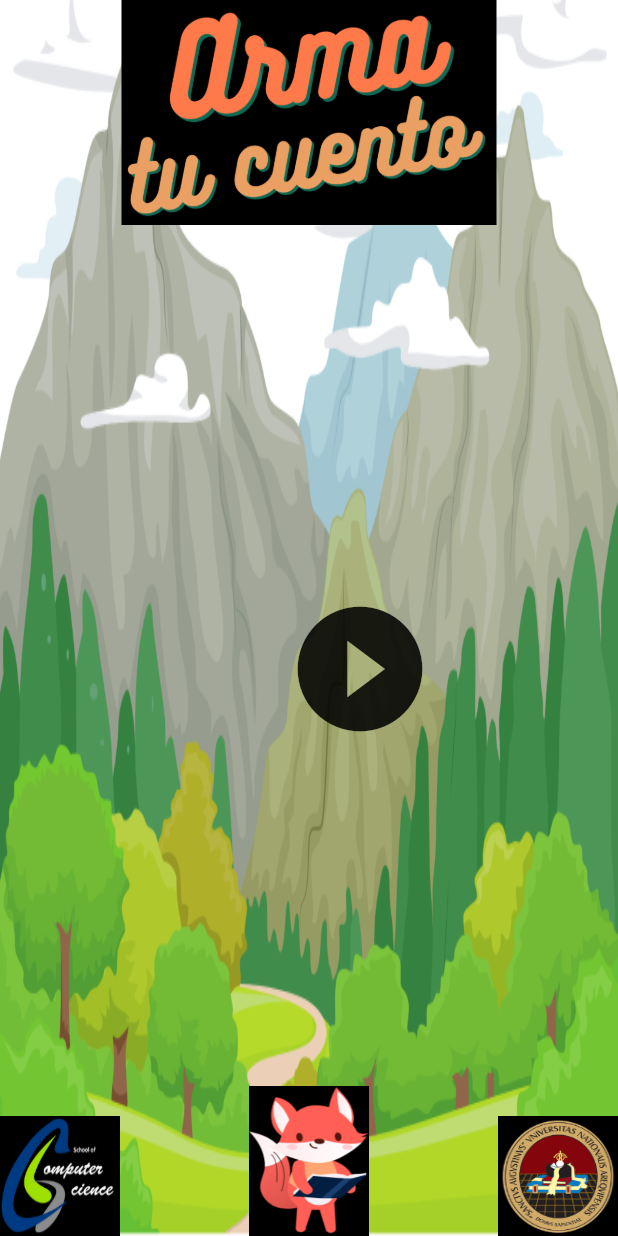
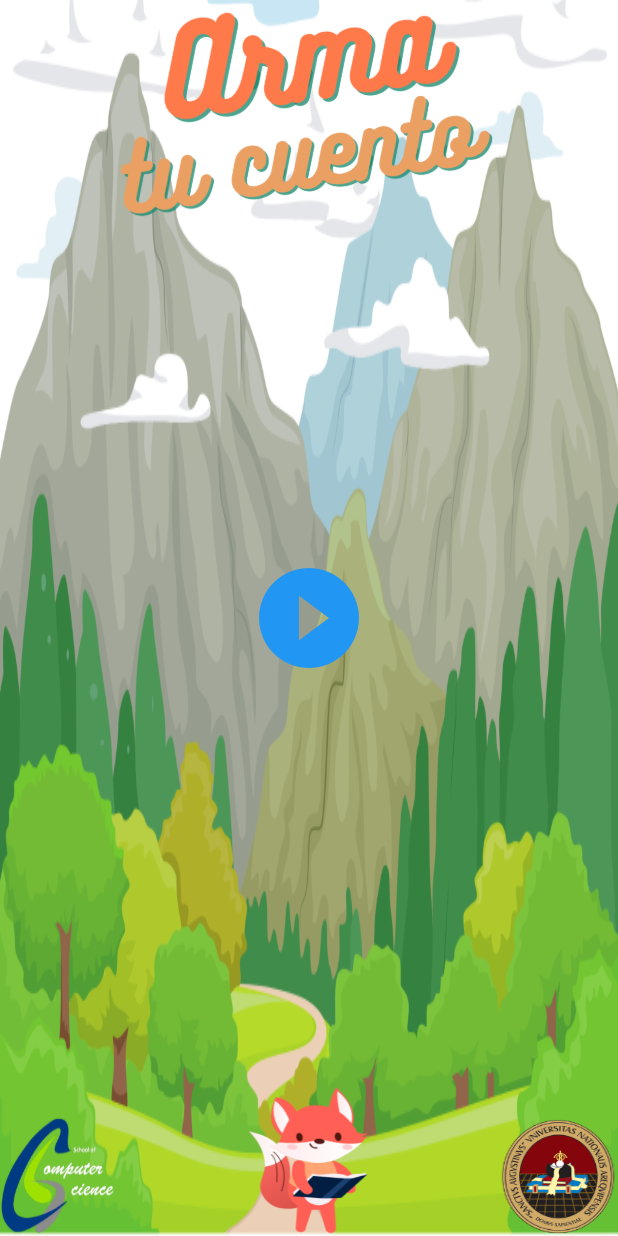
Before and after one commit to heygonzalocaira/Cuentame-un-cuento, a Flutter app: the screen it shows after launch, after a tap on the "play circle filled" icon, on a phone screen of 412 x 824 dp. Run offline on Flutter 3.47's test engine with Material 2 defaults, Android fonts, the phone set to English and light mode, and no system bars.

Commit message:
finish main screen

```diff
--- a/lib/main.dart
+++ b/lib/main.dart
@@ -70,25 +70,13 @@ class _MyHomePageState extends State<MyHomePage> {
           Align(
             alignment: Alignment.topCenter,
             child: Container(
-                width: 250,
-                height: 150,
-                color: Colors.black,
-                child: Image.asset(
-                  'assets/init/arma.png',
-                  fit: BoxFit.fill,
-                )),
-          ),
-          Align(
-            alignment: Alignment.center,
-            child: IconButton(
-              icon: new Icon(
-                Icons.play_circle_fill,
-                size: 100,
+              width: 350,
+              height: 150,
+              decoration: BoxDecoration(
+                image: DecorationImage(
+                    image: AssetImage('assets/init/arma.png'),
+                    fit: BoxFit.fitHeight),
               ),
-              highlightColor: Colors.lightBlue,
-              onPressed: () {
-                print("ah prro");
-              },
             ),
           ),
           Align(
@@ -96,7 +84,6 @@ class _MyHomePageState extends State<MyHomePage> {
             child: Container(
                 width: 80,
                 height: 100,
-                color: Colors.black,
                 child: Image.asset(
                   'assets/init/sonder.png',
                   fit: BoxFit.fill,
@@ -107,7 +94,6 @@ class _MyHomePageState extends State<MyHomePage> {
             child: Container(
                 width: 80,
                 height: 80,
-                color: Colors.black,
                 child: Image.asset(
                   'assets/init/cs.png',
                   fit: BoxFit.fill,
@@ -118,11 +104,20 @@ class _MyHomePageState extends State<MyHomePage> {
             child: Container(
                 width: 80,
                 height: 80,
-                color: Colors.black,
                 child: Image.asset(
                   'assets/init/unsa.png',
                   fit: BoxFit.fill,
                 )),
+          ),
+          Center(
+            child: IconButton(
+              icon: Icon(Icons.play_circle_fill),
+              color: Colors.blue,
+              iconSize: 80,
+              onPressed: () {
+                print("Ah prro");
+              },
+            ),
           ),
         ],
       ))),
```
